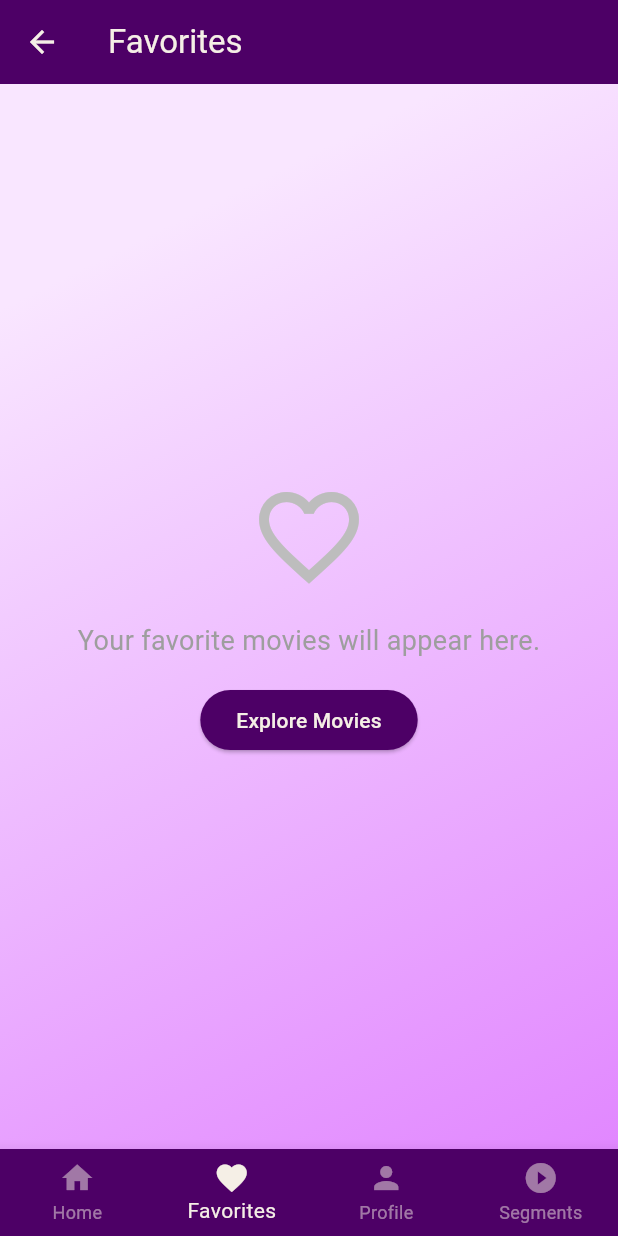
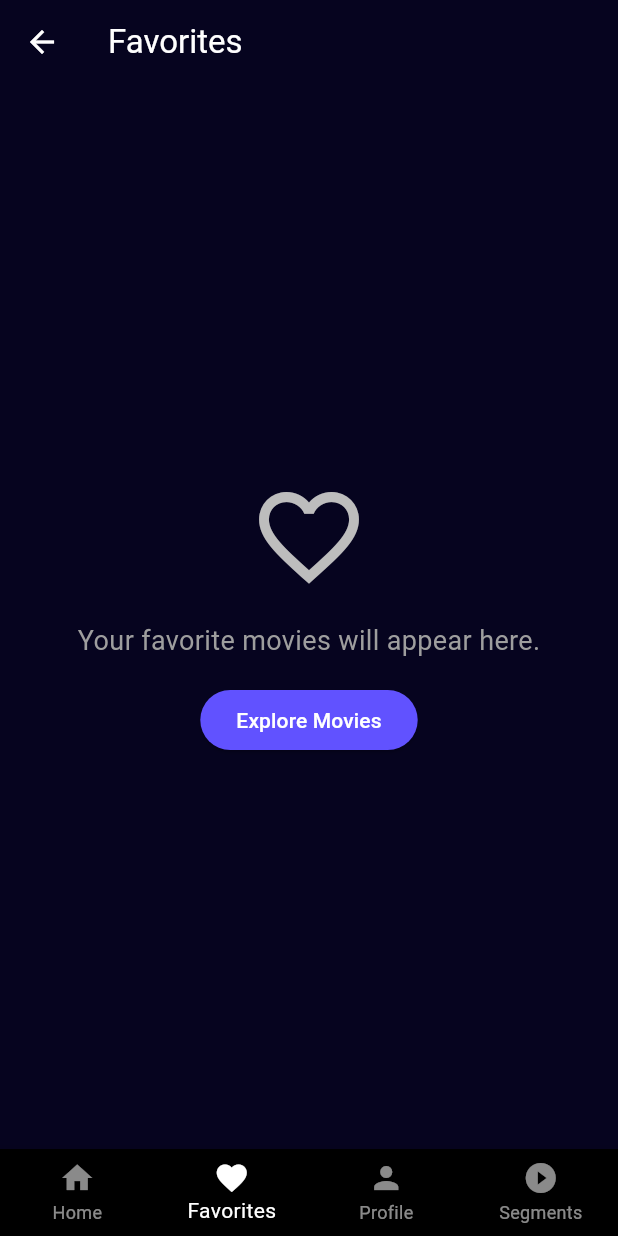
Before and after one commit to AzakarJewelry/Streaming-App-using-flutter, a Flutter app: the FavoriteScreen screen opened directly, on a phone screen of 412 x 824 dp. Run offline on Flutter 3.47's test engine with Material 3 defaults, Android fonts, the phone set to English and light mode, and no system bars; our stand-ins replace carousel_slider, chewie, cloud_firestore, firebase_auth, firebase_core, flutter_rating_bar and 6 more; missing offline and left inert: azakarstream, screen_protector; accounts and stored records are empty; network calls fail.

Commit message:
change colors not yet final

```diff
--- a/lib/dashboard/dashboard_screen.dart
+++ b/lib/dashboard/dashboard_screen.dart
@@ -1119,7 +1119,7 @@ class _MovieCard extends StatelessWidget {
                   maxLines: 2,
                   overflow: TextOverflow.ellipsis,
                   style: TextStyle(
-                    color: isDarkMode ? Colors.white : const Color(0xFF4d0066),
+                    color: isDarkMode ? Colors.white : const Color.fromARGB(255, 0, 0, 0),
                     fontWeight: FontWeight.bold,
                     fontSize: 14,
                   ),
--- a/lib/favorites/favorites_screen.dart
+++ b/lib/favorites/favorites_screen.dart
@@ -23,20 +23,17 @@ class _FavoriteScreenState extends State<FavoriteScreen> {
         context,
         MaterialPageRoute(builder: (context) => const DashboardScreen()),
       );
-    }
-    else if (index == 1) {
+    } else if (index == 1) {
       Navigator.pushReplacement(
         context,
         MaterialPageRoute(builder: (context) => const FavoriteScreen()),
       );
-        }
-    else if (index == 2) {
+    } else if (index == 2) {
       Navigator.pushReplacement(
         context,
         MaterialPageRoute(builder: (context) => const ProfileScreen()),
       );
-    }
-    else if (index == 3) {
+    } else if (index == 3) {
       Navigator.pushReplacement(
         context,
         MaterialPageRoute(builder: (context) => const WatchVideoScreen()),
@@ -46,38 +43,17 @@ class _FavoriteScreenState extends State<FavoriteScreen> {
 
   @override
   Widget build(BuildContext context) {
-    bool isDarkMode = Theme.of(context).brightness == Brightness.dark;
-
     return Container(
-      decoration: BoxDecoration(
-        gradient: LinearGradient(
-          colors: isDarkMode
-              ? [
-                  const Color(0xFF660066),
-                  const Color(0xFF4d004d),
-                  const Color(0xFF330033),
-                  const Color(0xFF1a001a),
-                  const Color(0xFF993366),
-                  const Color(0xFF000000),
-                ]
-              : [
-                  const Color(0xFFf9e6ff),
-                  const Color(0xFFf9e6ff),
-                  const Color(0xFFf2ccff),
-                  const Color(0xFFecb3ff),
-                  const Color(0xFFe699ff),
-                  const Color(0xFFdf80ff),
-                ],
-          begin: Alignment.topLeft,
-          end: Alignment.bottomRight,
-        ),
+      decoration: const BoxDecoration(
+        color: Color(0xFF06041F), // Changed background color
       ),
       child: Scaffold(
-        backgroundColor: Colors.transparent,
+        backgroundColor: Colors.transparent, // Transparent to show the container color
         appBar: AppBar(
           title: const Text('Favorites'),
-          backgroundColor: const Color(0xFF4d0066),
-          foregroundColor: const Color(0xFFF5EFE6),
+          backgroundColor: Colors.transparent,
+          foregroundColor: Colors.white,
+          elevation: 0,
         ),
         body: favoriteManager.favoriteMovies.isEmpty
             ? Center(
@@ -104,8 +80,8 @@ class _FavoriteScreenState extends State<FavoriteScreen> {
                         );
                       },
                       style: ElevatedButton.styleFrom(
-                        backgroundColor: const Color(0xFF4d0066),
-                        foregroundColor: const Color(0xFFF5EFE6),
+                        backgroundColor:const Color(0xFF6152FF),
+                        foregroundColor: Colors.white,
                       ),
                       child: const Text('Explore Movies'),
                     ),
@@ -120,6 +96,7 @@ class _FavoriteScreenState extends State<FavoriteScreen> {
                   return Card(
                     margin: const EdgeInsets.symmetric(vertical: 8.0),
                     elevation: 4,
+                    color: Colors.black, // Dark card background
                     shape: RoundedRectangleBorder(
                       borderRadius: BorderRadius.circular(12),
                     ),
@@ -139,6 +116,7 @@ class _FavoriteScreenState extends State<FavoriteScreen> {
                         style: const TextStyle(
                           fontSize: 16,
                           fontWeight: FontWeight.bold,
+                          color: Colors.white,
                         ),
                       ),
                       subtitle: Column(
@@ -147,7 +125,7 @@ class _FavoriteScreenState extends State<FavoriteScreen> {
                           const SizedBox(height: 4),
                           Text(
                             "Genre: ${movie['genre']}",
-                            style: const TextStyle(fontSize: 14),
+                            style: const TextStyle(fontSize: 14, color: Colors.white70),
                           ),
                           const SizedBox(height: 4),
                         ],
@@ -210,9 +188,9 @@ class _FavoriteScreenState extends State<FavoriteScreen> {
           ],
           type: BottomNavigationBarType.fixed,
           currentIndex: _selectedIndex,
-          backgroundColor: const Color(0xFF4d0066),
-          selectedItemColor: const Color(0xFFF5EFE6),
-          unselectedItemColor: const Color(0xFFF5EFE6).withOpacity(0.5),
+          backgroundColor: Colors.black,
+          selectedItemColor: Colors.white,
+          unselectedItemColor: Colors.white54,
           onTap: _onItemTapped,
         ),
       ),
```
Also changed, not shown: lib/dashboard/SearchScreen.dart (+22 -19 lines), lib/dashboard/genre_screen.dart (+5 -13 lines), lib/dashboard/movie_details_screen.dart (+21 -47 lines), lib/dashboard/view_all_movies_screen.dart (+9 -11 lines), lib/profile/profile_screen.dart (+4 -12 lines), lib/profile/settings_screen.dart (+4 -12 lines), lib/profile/socialmedia.dart (+4 -12 lines), lib/profile/termsandconditions.dart (+4 -12 lines), 4 other files. Lines whose indentation alone changed are shown as unchanged.
